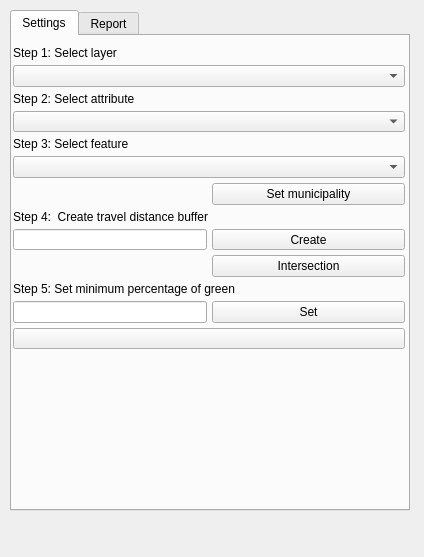
The window that GreenSpace/green_space_dockwidget_base.ui (IJsbrandGroeneveld/GEO1005) describes before a commit, drawn with Qt 5.
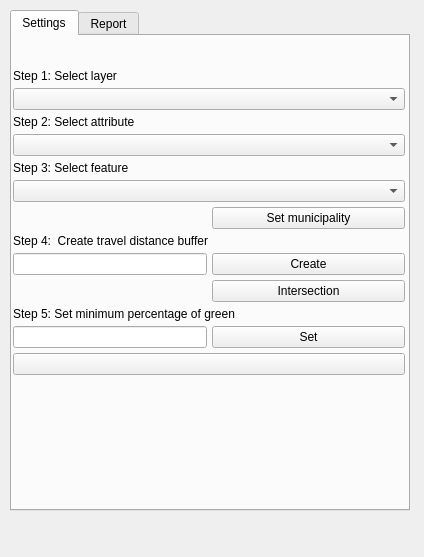
The same window after the commit. Icons and pictures are not drawn.

Patch:
```diff
--- a/GreenSpace/green_space_dockwidget_base.ui
+++ b/GreenSpace/green_space_dockwidget_base.ui
@@ -87,7 +87,7 @@
         <x>0</x>
         <y>10</y>
         <width>394</width>
-        <height>304</height>
+        <height>353</height>
        </rect>
       </property>
       <layout class="QGridLayout" name="settingsGrid">
```
Left out of the diff: 4 changed lines with no effect on the pictures.
